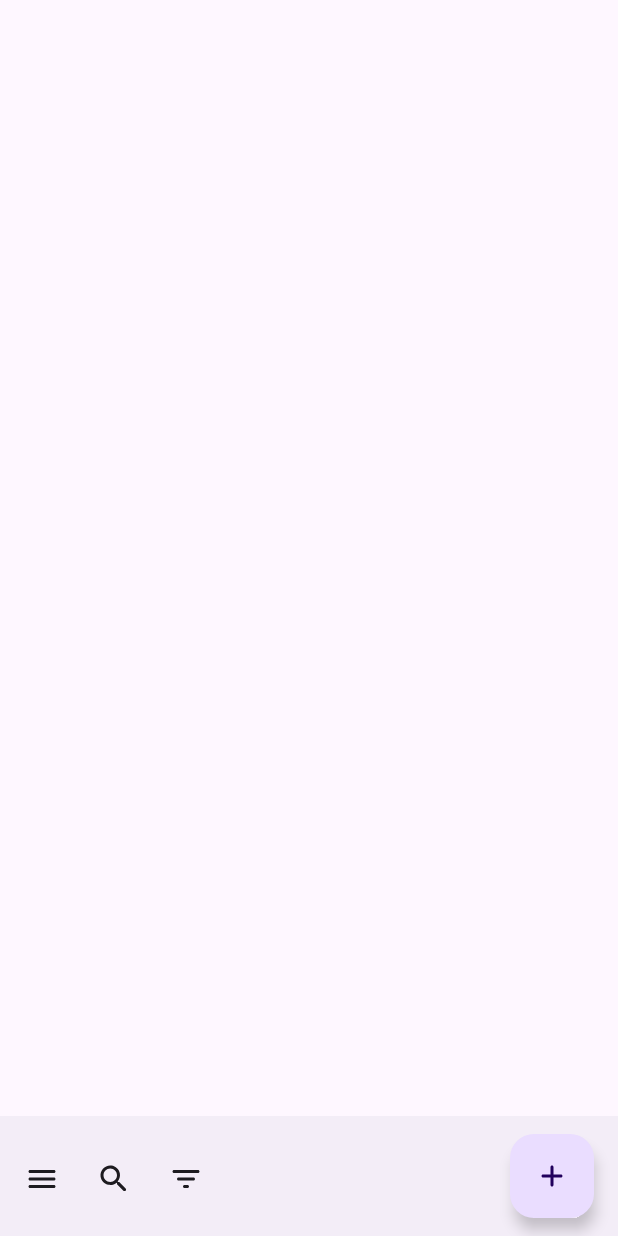
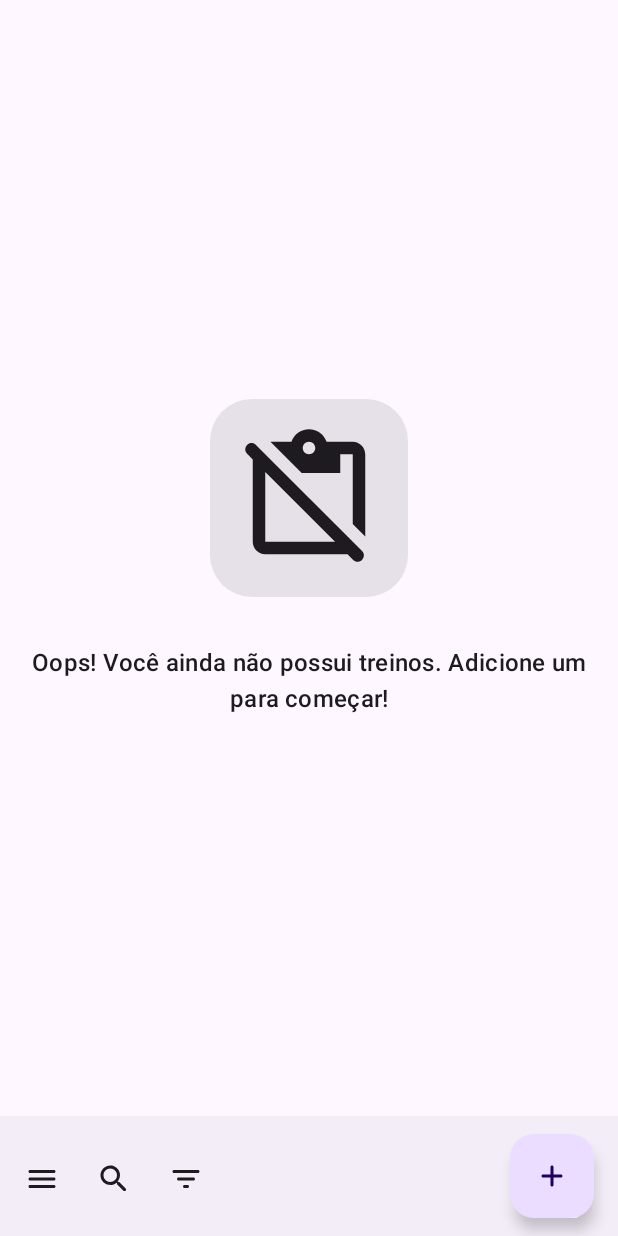
Before and after one commit to LucasMelll0/GymLog, an Android app built with Jetpack Compose: the composable HomeScreen shown on its own in the app's theme, on a phone screen of 412 x 824 dp. Run offline under Robolectric (Android 15) with nearby library versions, the phone set to English and light mode, and no system bars; our stand-ins replace Firebase (no records; nobody signed in at launch, a user with empty details on screens opened directly), Room's generated code, accompanist, constraintlayout-compose.

Commit message:
feature: Adiciona mensagem para lista de treinos vazia.

```diff
--- a/app/src/main/java/com/example/gymlog/ui/home/Home.kt
+++ b/app/src/main/java/com/example/gymlog/ui/home/Home.kt
@@ -13,6 +13,7 @@ import androidx.compose.foundation.layout.fillMaxSize
 import androidx.compose.foundation.layout.fillMaxWidth
 import androidx.compose.foundation.layout.heightIn
 import androidx.compose.foundation.layout.padding
+import androidx.compose.foundation.layout.size
 import androidx.compose.foundation.lazy.LazyColumn
 import androidx.compose.foundation.lazy.items
 import androidx.compose.foundation.lazy.staggeredgrid.LazyHorizontalStaggeredGrid
@@ -97,7 +98,7 @@ fun HomeScreen(
     var showTrainingDeleteDialog: Boolean by remember { mutableStateOf(false) }
     val trainingIdForDelete: String? = bottomSheetMenuTraining?.trainingId
     val focusRequester = remember { FocusRequester() }
-    val training by viewModel.trainings.collectAsState(emptyList())
+    val trainings by viewModel.trainings.collectAsState(emptyList())
 
     LaunchedEffect(Unit) {
         context.checkConnection {
@@ -121,6 +122,7 @@ fun HomeScreen(
                 .padding(paddingValues)
         ) {
             if (isLoading) LoadingDialog(text = stringResource(id = R.string.common_synchronizing))
+            if (trainings.isEmpty()) EmptyListHomeMessage()
             trainingIdForDelete?.let {
                 if (showTrainingDeleteDialog) DeleteTrainingDialog(
                     onConfirm = {
@@ -163,7 +165,7 @@ fun HomeScreen(
                     TrainingList(
                         onLongClickListener = { bottomSheetMenuTraining = it },
                         onClickListener = { training -> onItemClickListener(training.trainingId) },
-                        trainingWithExercises = training.filter {
+                        trainingWithExercises = trainings.filter {
                             if (query.isNotEmpty()) {
                                 it.title.contains(query, true)
                             } else {
@@ -500,10 +502,21 @@ private fun EmptyListHomeMessage(modifier: Modifier = Modifier) {
         horizontalAlignment = Alignment.CenterHorizontally,
         verticalArrangement = Arrangement.Center
     ) {
+        Card(shape = MaterialTheme.shapes.extraLarge) {
+            Icon(
+                painter = painterResource(id = R.drawable.ic_empty),
+                contentDescription = null,
+                modifier = Modifier
+                    .padding(dimensionResource(id = R.dimen.large_padding))
+                    .size(dimensionResource(id = R.dimen.empty_list_icon_size))
+            )
+        }
+        Spacer(modifier = Modifier.padding(dimensionResource(id = R.dimen.large_padding)))
         Text(
             text = "Oops! Você ainda não possui treinos. Adicione um para começar!",
             style = MaterialTheme.typography.titleMedium,
-            textAlign = TextAlign.Center
+            textAlign = TextAlign.Center,
+            modifier = Modifier.padding(horizontal = dimensionResource(id = R.dimen.large_padding))
         )
     }
 }
--- /dev/null
+++ b/app/src/main/res/drawable/ic_empty.xml
@@ -0,0 +1,5 @@
+<vector android:height="24dp" android:tint="#000000"
+    android:viewportHeight="24" android:viewportWidth="24"
+    android:width="24dp" xmlns:android="http://schemas.android.com/apk/res/android">
+    <path android:fillColor="@android:color/white" android:pathData="M20.49,20.49L3.51,3.51c-0.39,-0.39 -1.02,-0.39 -1.41,0l0,0c-0.39,0.39 -0.39,1.02 0,1.41L3,5.83V19c0,1.1 0.9,2 2,2h13.17l0.9,0.9c0.39,0.39 1.02,0.39 1.41,0l0,0C20.88,21.51 20.88,20.88 20.49,20.49zM5,19V7.83L16.17,19H5zM17,8V5h2v11.17l2,2V5c0,-1.1 -0.9,-2 -2,-2h-4.18C14.4,1.84 13.3,1 12,1S9.6,1.84 9.18,3H5.83l5,5H17zM12,3c0.55,0 1,0.45 1,1s-0.45,1 -1,1s-1,-0.45 -1,-1S11.45,3 12,3z"/>
+</vector>
--- a/app/src/main/res/values/dimens.xml
+++ b/app/src/main/res/values/dimens.xml
@@ -16,4 +16,5 @@
     |<dimen name="user_profile_photo_size">250dp</dimen>
     <dimen name="navigation_drawer_user_photo_size">64dp</dimen>
     <dimen name="filter_chip_list_max_height">80dp</dimen>
+    <dimen name="empty_list_icon_size">100dp</dimen>
 </resources>
```
